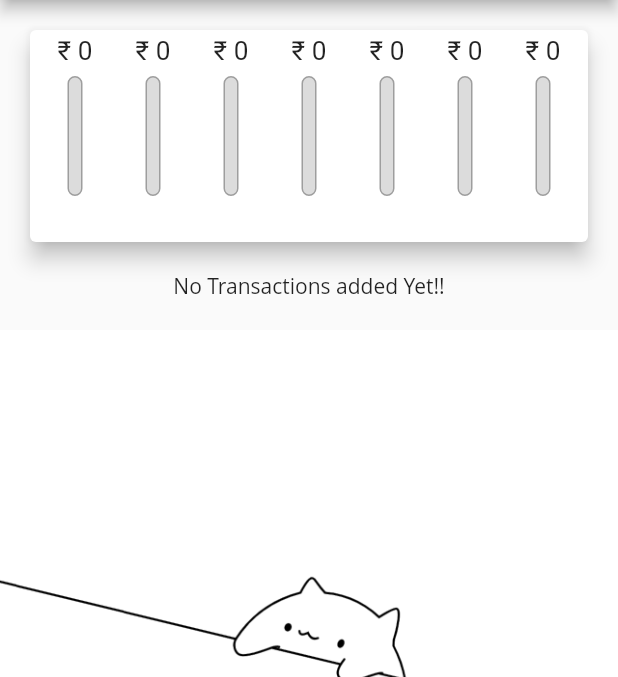
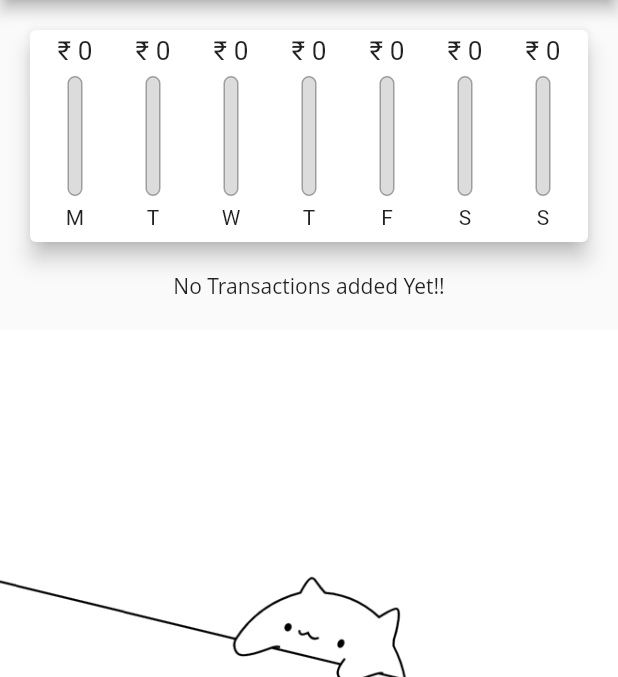
Before and after one commit to marizvi/Expense_App, a Flutter app: the screen it shows after launch, on a phone screen of 412 x 824 dp, the part 84-761 px from its top. Run offline on Flutter 3.47's test engine with Material 2 defaults, Android fonts, the phone set to English and light mode, and no system bars; Roboto replaces fonts that are missing (Open Sans).

Commit message:
responsive in progress

```diff
--- a/lib/widgets/chart_bar.dart
+++ b/lib/widgets/chart_bar.dart
@@ -53,7 +53,7 @@ class ChartBar extends StatelessWidget {
       ),
       SizedBox(height: constraint.maxHeight * 0.05),
       Container(
-        height: constraint.maxHeight*0.02, //whenever trying to make font responsive always wrap text widget inside container
+        height: constraint.maxHeight*0.15, //whenever trying to make font responsive always wrap text widget inside container
         child: Text(label))
     ]
     );
```
